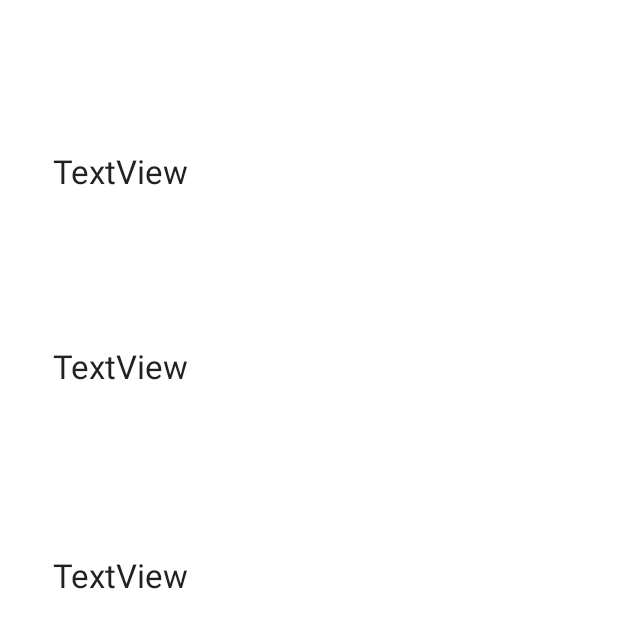
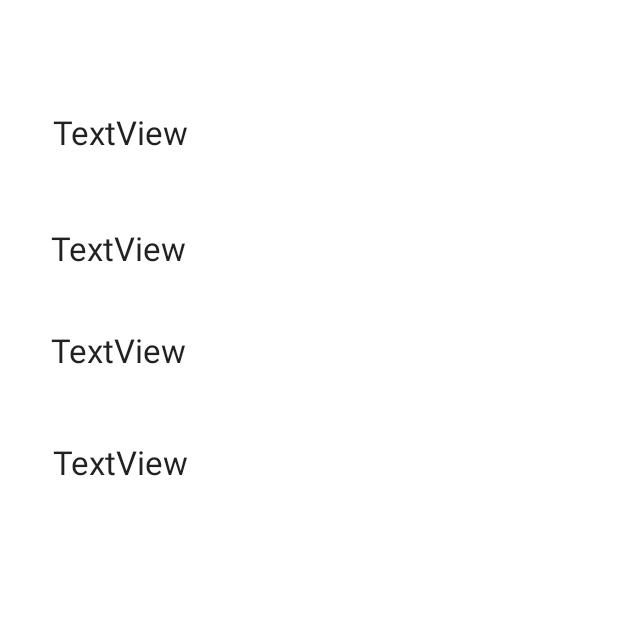
Before and after one commit to sawssen-gharbi/CV_V2, an Android app: the layout activity_main3.xml on its own in the app's theme, with its tools: preview values and no code run, on a phone screen of 412 x 824 dp. Shown: the top 628 px of the screen. Run offline under Robolectric (Android 15) with nearby library versions, the phone set to English and light mode, and no system bars.

Commit message:
commit 2

```diff
--- a/app/src/main/java/com/example/curriculumvitaev2/Splash.kt
+++ b/app/src/main/java/com/example/curriculumvitaev2/Splash.kt
@@ -13,8 +13,8 @@ class Splash : AppCompatActivity() {
 
        val handler = Handler(Looper.getMainLooper())
         handler.postDelayed({
-            val intent1 = Intent(this,MainActivity::class.java) // this heya ili ahna feha , mainactivity ili besh nemchiwelha
-            startActivity(intent1)
+            val intent = Intent(this,MainActivity::class.java) // this heya ili ahna feha , mainactivity ili besh nemchiwelha
+            startActivity(intent)
             finish() // terja3 ili splash not home ken na3mloush finish
         },3000)
     }
--- a/app/src/main/res/layout/activity_main.xml
+++ b/app/src/main/res/layout/activity_main.xml
@@ -38,7 +38,7 @@
      android:layout_width="wrap_content"
      android:layout_height="wrap_content"
      android:ems="10"
-     android:inputType="textPersonName"
+     android:inputType="textEmailAddress"
      android:hint="@string/Email"
      app:layout_constraintBottom_toBottomOf="parent"
      app:layout_constraintEnd_toEndOf="parent"
@@ -52,7 +52,7 @@
      android:layout_width="wrap_content"
      android:layout_height="wrap_content"
      android:ems="10"
-     android:inputType="textPersonName"
+     android:inputType="number"
      android:hint="@string/Age"
      app:layout_constraintBottom_toBottomOf="parent"
      app:layout_constraintEnd_toEndOf="parent"
--- a/app/src/main/res/layout/activity_main3.xml
+++ b/app/src/main/res/layout/activity_main3.xml
@@ -14,10 +14,10 @@
         android:textAppearance="@style/TextAppearance.AppCompat.Large"
         app:layout_constraintBottom_toBottomOf="parent"
         app:layout_constraintEnd_toEndOf="parent"
-        app:layout_constraintHorizontal_bias="0.109"
+        app:layout_constraintHorizontal_bias="0.106"
         app:layout_constraintStart_toStartOf="parent"
         app:layout_constraintTop_toTopOf="parent"
-        app:layout_constraintVertical_bias="0.464" />
+        app:layout_constraintVertical_bias="0.275" />
 
     <TextView
         android:id="@+id/textViewEmail"
@@ -27,10 +27,10 @@
         android:textAppearance="@style/TextAppearance.AppCompat.Large"
         app:layout_constraintBottom_toBottomOf="parent"
         app:layout_constraintEnd_toEndOf="parent"
-        app:layout_constraintHorizontal_bias="0.109"
+        app:layout_constraintHorizontal_bias="0.106"
         app:layout_constraintStart_toStartOf="parent"
         app:layout_constraintTop_toTopOf="parent"
-        app:layout_constraintVertical_bias="0.289" />
+        app:layout_constraintVertical_bias="0.19" />
 
     <TextView
         android:id="@+id/textViewAge"
@@ -43,5 +43,19 @@
         app:layout_constraintHorizontal_bias="0.109"
         app:layout_constraintStart_toStartOf="parent"
         app:layout_constraintTop_toTopOf="parent"
-        app:layout_constraintVertical_bias="0.125" />
+        app:layout_constraintVertical_bias="0.092" />
+
+    <TextView
+        android:id="@+id/textViewGender"
+        android:layout_width="wrap_content"
+        android:layout_height="wrap_content"
+        android:text="TextView"
+        android:textAppearance="@style/TextAppearance.AppCompat.Large"
+        app:layout_constraintBottom_toBottomOf="parent"
+        app:layout_constraintEnd_toEndOf="parent"
+        app:layout_constraintHorizontal_bias="0.109"
+        app:layout_constraintStart_toStartOf="parent"
+        app:layout_constraintTop_toTopOf="parent"
+        app:layout_constraintVertical_bias="0.369" />
+
 </androidx.constraintlayout.widget.ConstraintLayout>
```
Also changed, not shown: app/src/main/java/com/example/curriculumvitaev2/MainActivity.kt (+27 -10 lines), app/src/main/java/com/example/curriculumvitaev2/MainActivity3.kt (+22 -6 lines).
